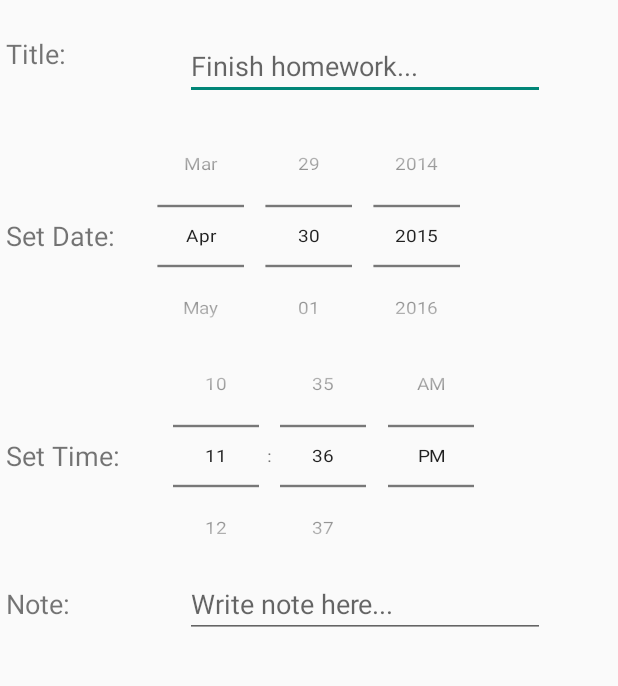
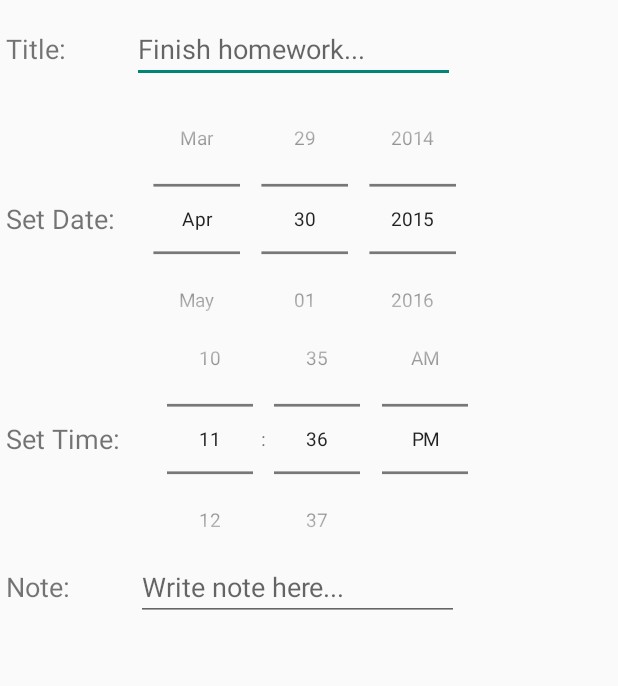
Before and after one commit to Thofkes/ReminderApp, an Android app: the layout dialog_reminder.xml on its own in the app's theme, with its tools: preview values and no code run, on a phone screen of 412 x 824 dp, the part 96-782 px from its top. Run offline under Robolectric (Android 15) with nearby library versions, the phone set to English and light mode, and no system bars.

Commit message:
Finished designing the alert dialog and began working on linking the inputs to the button click event....I don't have that working yet though. (Trevor)

```diff
--- a/app/build.gradle
+++ b/app/build.gradle
@@ -6,7 +6,7 @@ android {
 
     defaultConfig {
         applicationId "com.alt.reminderapp"
-        minSdkVersion 21
+        minSdkVersion 19
         targetSdkVersion 22
         versionCode 1
         versionName "1.0"
--- a/app/src/main/java/com/alt/reminderapp/ReminderDetailFragment.java
+++ b/app/src/main/java/com/alt/reminderapp/ReminderDetailFragment.java
@@ -6,7 +6,6 @@ import android.view.LayoutInflater;
 import android.view.View;
 import android.view.ViewGroup;
 import android.widget.TextView;
-import com.alt.reminderapp.dummy.DummyContent;
 
 /**
  * A fragment representing a single Reminder detail screen.
--- a/app/src/main/res/layout/dialog_reminder.xml
+++ b/app/src/main/res/layout/dialog_reminder.xml
@@ -1,110 +1,124 @@
 <?xml version="1.0" encoding="utf-8"?>
 <LinearLayout xmlns:android="http://schemas.android.com/apk/res/android"
-    android:orientation="vertical"
+    android:id="@+id/linReminder"
     android:layout_width="fill_parent"
-    android:layout_height="wrap_content">
+    android:layout_height="wrap_content"
+    android:orientation="vertical">
+
     <TextView
-        android:text="@string/add"
-        android:textSize="25sp"
-        android:gravity="center_horizontal"
-        android:paddingTop="15dp"
         android:layout_width="match_parent"
         android:layout_height="64dp"
         android:background="#FFFFBB33"
-        android:contentDescription="@string/app_name" />
+        android:contentDescription="@string/app_name"
+        android:gravity="center_horizontal"
+        android:paddingTop="15dp"
+        android:text="@string/add"
+        android:textSize="25sp" />
+
     <LinearLayout
-        android:orientation="horizontal"
+        android:id="@+id/linTitle"
         android:layout_width="fill_parent"
         android:layout_height="wrap_content"
-        android:layout_marginTop="5dp">
+        android:layout_marginTop="10dp"
+        android:orientation="horizontal">
+
         <TextView
+            android:layout_width="wrap_content"
+            android:layout_height="fill_parent"
+            android:layout_marginLeft="4dp"
+            android:layout_marginRight="4dp"
+            android:gravity="center_vertical"
             android:text="@string/title"
-            android:textSize="18sp"
-            android:layout_width="75dp"
-            android:layout_height="fill_parent"
-            android:gravity="center_vertical"
-            android:layout_marginLeft="4dp"
-            android:layout_marginRight="4dp"/>
+            android:textSize="18sp" />
+
         <EditText
             android:id="@+id/titleTxt"
-            android:inputType="text"
-            android:layout_width="240dp"
-            android:layout_height="wrap_content"
-            android:layout_marginTop="16dp"
+            android:layout_width="215dp"
+            android:layout_height="fill_parent"
             android:layout_marginLeft="40dp"
             android:layout_marginRight="4dp"
-            android:hint="@string/title_hint" />
+            android:gravity="center_vertical"
+            android:hint="@string/title_hint"
+            android:inputType="text" />
     </LinearLayout>
     <LinearLayout
-        android:orientation="horizontal"
+        android:id="@+id/linDate"
         android:layout_width="fill_parent"
         android:layout_height="wrap_content"
-        android:layout_marginTop="-15dp">
+        android:layout_marginTop="-15dp"
+        android:orientation="horizontal">
+
         <TextView
+            android:layout_width="wrap_content"
+            android:layout_height="fill_parent"
+            android:layout_marginLeft="4dp"
+            android:layout_marginRight="6dp"
+            android:gravity="center_vertical"
             android:text="@string/date"
-            android:textSize="18sp"
-            android:layout_width="75dp"
-            android:layout_height="fill_parent"
-            android:gravity="center_vertical"
-            android:layout_marginLeft="4dp"
-            android:layout_marginRight="6dp"/>
+            android:textSize="18sp" />
+
         <DatePicker
             android:id="@+id/datePick"
             android:layout_width="wrap_content"
             android:layout_height="wrap_content"
             android:calendarViewShown="false"
-            android:spinnersShown="true"
             android:datePickerMode="spinner"
-            android:scaleX=".9"
-            android:scaleY="0.8">
+            android:scaleX="0.9"
+            android:scaleY="0.9"
+            android:spinnersShown="true">
 
         </DatePicker>
 
     </LinearLayout>
     <LinearLayout
-        android:orientation="horizontal"
+        android:id="@+id/linTime"
         android:layout_width="fill_parent"
         android:layout_height="wrap_content"
-        android:layout_marginTop="-65dp">
+        android:layout_marginTop="-65dp"
+        android:orientation="horizontal">
+
         <TextView
+            android:layout_width="wrap_content"
+            android:layout_height="fill_parent"
+            android:layout_marginLeft="4dp"
+            android:layout_marginRight="4dp"
+            android:gravity="center_vertical"
             android:text="@string/time"
-            android:textSize="18sp"
-            android:layout_width="80dp"
-            android:layout_height="fill_parent"
-            android:gravity="center_vertical"
-            android:layout_marginLeft="4dp"
-            android:layout_marginRight="4dp"/>
+            android:textSize="18sp" />
+
         <TimePicker
-            android:id="@+id/timePickPick"
+            android:id="@+id/timePick"
             android:layout_width="wrap_content"
             android:layout_height="wrap_content"
-            android:timePickerMode="spinner"
-            android:scaleX=".9"
-            android:scaleY="0.8">
-
-        </TimePicker>
-
+            android:scaleX="0.9"
+            android:scaleY="0.9"
+            android:timePickerMode="spinner"></TimePicker>
     </LinearLayout>
     <LinearLayout
-        android:orientation="horizontal"
+        android:id="@+id/linNote"
         android:layout_width="fill_parent"
         android:layout_height="wrap_content"
-        android:layout_marginTop="-30dp">
+        android:layout_marginBottom="10dp"
+        android:layout_marginTop="-30dp"
+        android:orientation="horizontal">
+
         <TextView
+            android:layout_width="wrap_content"
+            android:layout_height="fill_parent"
+            android:layout_marginLeft="4dp"
+            android:layout_marginRight="4dp"
+            android:gravity="center_vertical"
             android:text="@string/note"
-            android:textSize="18sp"
-            android:layout_width="75dp"
-            android:layout_height="fill_parent"
-            android:gravity="center_vertical"
-            android:layout_marginLeft="4dp"
-            android:layout_marginRight="4dp"/>
+            android:textSize="18sp" />
+
         <EditText
             android:id="@+id/noteTxt"
-            android:inputType="text"
-            android:layout_width="240dp"
-            android:layout_height="wrap_content"
+            android:layout_width="215dp"
+            android:layout_height="fill_parent"
             android:layout_marginLeft="40dp"
             android:layout_marginRight="4dp"
-            android:hint="@string/note_hint" />
+            android:gravity="center_vertical"
+            android:hint="@string/note_hint"
+            android:inputType="text" />
     </LinearLayout>
 </LinearLayout>
--- /dev/null
+++ b/app/src/main/res/values/colors.xml
@@ -0,0 +1,4 @@
+<?xml version="1.0" encoding="utf-8"?>
+<resources>
+    <color name="skyblue">#00BFFF</color>
+</resources>
```
Also changed, not shown: app/src/main/java/com/alt/reminderapp/DummyContent.java (renamed from app/src/main/java/com/alt/reminderapp/dummy/DummyContent.java, +11 -8 lines), app/src/main/java/com/alt/reminderapp/ReminderListActivity.java (+46 -12 lines), app/src/main/java/com/alt/reminderapp/ReminderListFragment.java (+21 -27 lines).
